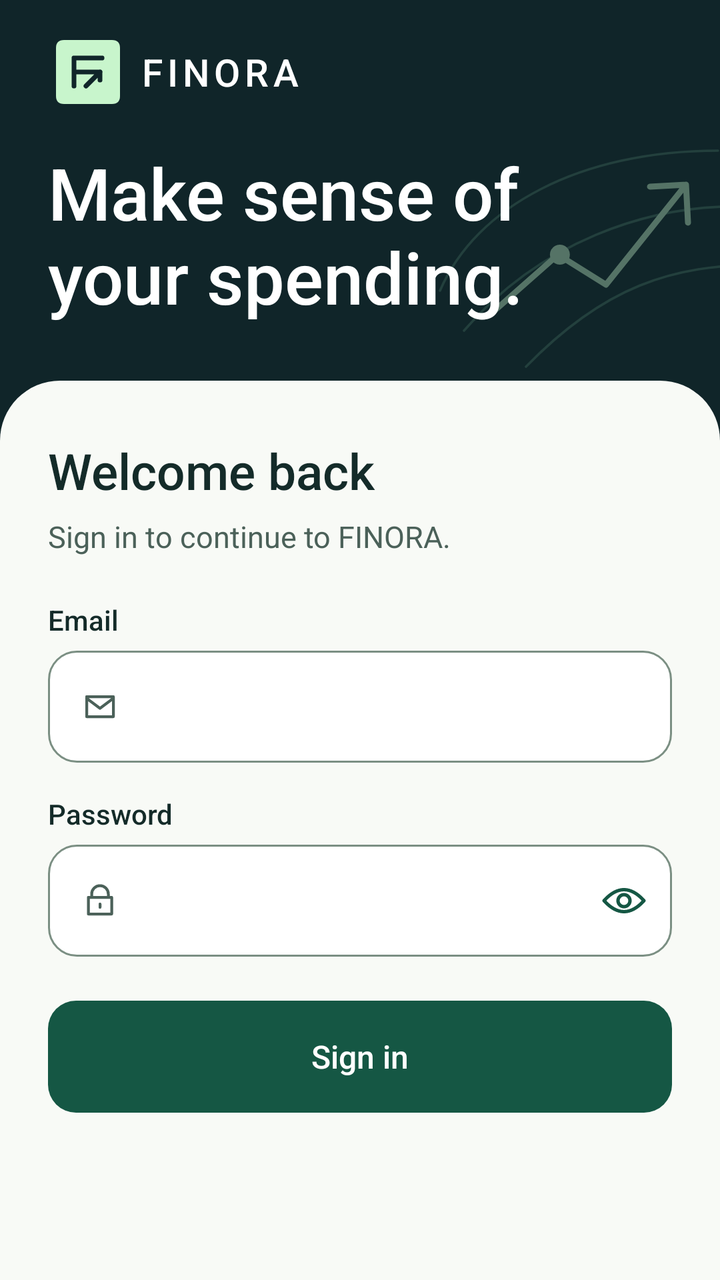
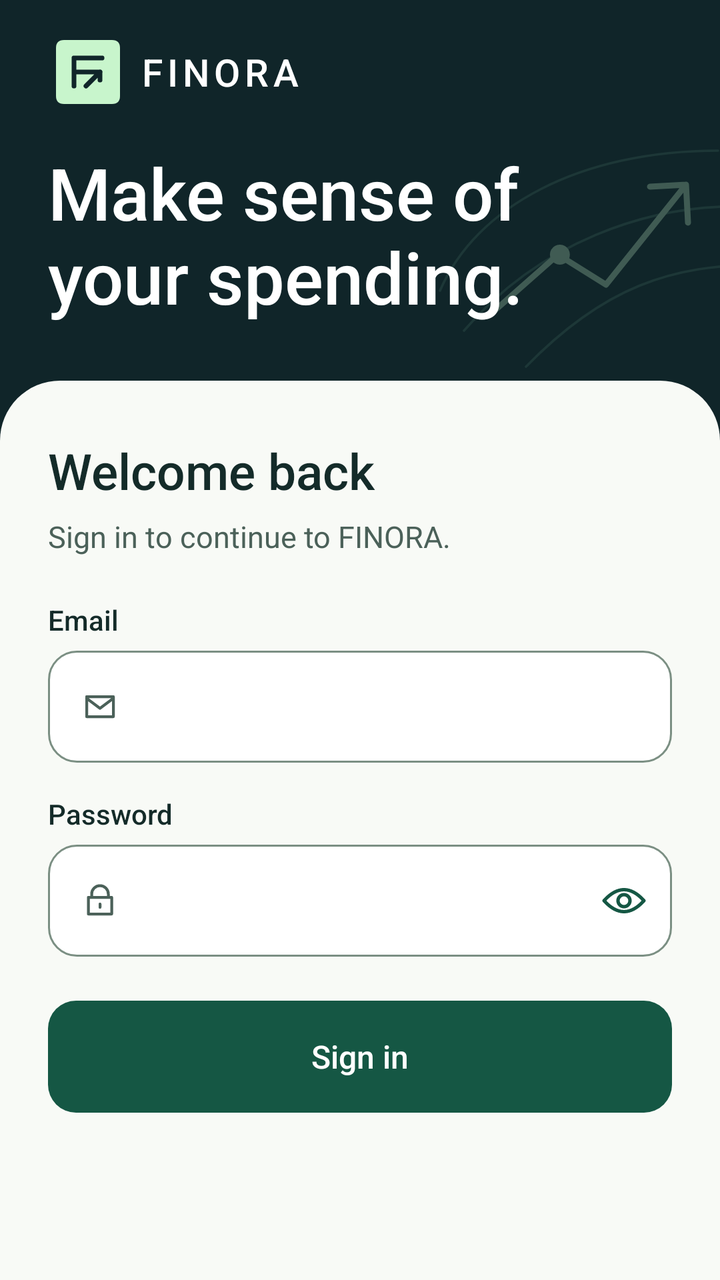

Before-and-after screenshots of an Android layout around one commit, followed by the original layout XML and the change that was made.
<!-- AndroidManifest.xml: application theme Theme.Finora -->
<!-- res/layout/activity_login.xml -->
<ScrollView xmlns:android="http://schemas.android.com/apk/res/android"
    android:id="@+id/login_root"
    android:layout_width="match_parent"
    android:layout_height="match_parent"
    android:fillViewport="true"
    android:scrollbars="none">

    <LinearLayout
        android:layout_width="match_parent"
        android:layout_height="wrap_content"
        android:focusableInTouchMode="true"
        android:orientation="vertical">

        <FrameLayout
            android:layout_width="match_parent"
            android:layout_height="wrap_content">

            <ImageView
                android:layout_width="@dimen/finora_art_size"
                android:layout_height="@dimen/finora_art_size"
                android:layout_gravity="end|bottom"
                android:importantForAccessibility="no"
                android:alpha="0.38"
                android:src="@drawable/finora_orbit" />

            <LinearLayout
                android:layout_width="match_parent"
                android:layout_height="wrap_content"
                android:orientation="vertical"
                android:paddingStart="@dimen/finora_outer_margin"
                android:paddingTop="@dimen/finora_space_m"
                android:paddingEnd="@dimen/finora_outer_margin"
                android:paddingBottom="@dimen/finora_space_xl">

                <TextView
                    style="@style/FinoraText.Wordmark"
                    android:layout_width="match_parent"
                    android:layout_height="wrap_content"
                    android:drawableStart="@drawable/finora_mark"
                    android:drawablePadding="@dimen/finora_space_xs"
                    android:gravity="center_vertical"
                    android:text="@string/app_name" />

                <TextView
                    style="@style/FinoraText.Display"
                    android:layout_width="match_parent"
                    android:layout_height="wrap_content"
                    android:layout_marginTop="@dimen/finora_space_m"
                    android:text="@string/login_brand_headline" />
            </LinearLayout>
        </FrameLayout>

        <LinearLayout
            android:id="@+id/login_sheet"
            android:layout_width="match_parent"
            android:layout_height="0dp"
            android:layout_weight="1"
            android:background="@drawable/finora_sheet"
            android:orientation="vertical"
            android:paddingStart="@dimen/finora_outer_margin"
            android:paddingTop="@dimen/finora_space_xl"
            android:paddingEnd="@dimen/finora_outer_margin"
            android:paddingBottom="@dimen/finora_space_xl">

            <TextView
                android:id="@+id/login_heading"
                style="@style/FinoraText.Heading"
                android:layout_width="match_parent"
                android:layout_height="wrap_content"
                android:text="@string/login_heading" />

            <TextView
                style="@style/FinoraText.Body"
                android:layout_width="match_parent"
                android:layout_height="wrap_content"
                android:layout_marginTop="@dimen/finora_space_xs"
                android:text="@string/login_support" />

            <TextView
                style="@style/FinoraText.Label"
                android:layout_width="match_parent"
                android:layout_height="wrap_content"
                android:layout_marginTop="@dimen/finora_space_l"
                android:labelFor="@+id/email"
                android:text="@string/email" />

            <LinearLayout
                android:id="@+id/email_field"
                android:layout_width="match_parent"
                android:layout_height="wrap_content"
                android:layout_marginTop="@dimen/finora_space_xs"
                android:background="@drawable/finora_field"
                android:gravity="center_vertical"
                android:orientation="horizontal">

                <ImageView
                    android:layout_width="@dimen/finora_icon"
                    android:layout_height="@dimen/finora_icon"
                    android:layout_marginStart="@dimen/finora_space_m"
                    android:importantForAccessibility="no"
                    android:src="@drawable/finora_ic_mail" />

                <EditText
                    android:id="@id/email"
                    style="@style/FinoraInput"
                    android:layout_width="0dp"
                    android:layout_height="wrap_content"
                    android:layout_weight="1"
                    android:autofillHints="username"
                    android:imeOptions="actionNext"
                    android:inputType="textEmailAddress"
                    android:nextFocusForward="@+id/password" />
            </LinearLayout>

            <TextView
                android:id="@+id/email_error"
                style="@style/FinoraText.FieldError"
                android:layout_width="match_parent"
                android:layout_height="wrap_content"
                android:accessibilityLiveRegion="polite"
                android:visibility="gone" />

            <TextView
                style="@style/FinoraText.Label"
                android:layout_width="match_parent"
                android:layout_height="wrap_content"
                android:layout_marginTop="@dimen/finora_space_m"
                android:labelFor="@id/password"
                android:text="@string/password" />

            <LinearLayout
                android:id="@+id/password_field"
                android:layout_width="match_parent"
                android:layout_height="wrap_content"
                android:layout_marginTop="@dimen/finora_space_xs"
                android:background="@drawable/finora_field"
                android:gravity="center_vertical"
                android:orientation="horizontal">

                <ImageView
                    android:layout_width="@dimen/finora_icon"
                    android:layout_height="@dimen/finora_icon"
                    android:layout_marginStart="@dimen/finora_space_m"
                    android:importantForAccessibility="no"
                    android:src="@drawable/finora_ic_lock" />

                <EditText
                    android:id="@id/password"
                    style="@style/FinoraInput"
                    android:layout_width="0dp"
                    android:layout_height="wrap_content"
                    android:layout_weight="1"
                    android:autofillHints="password"
                    android:imeOptions="actionDone|flagNoPersonalizedLearning"
                    android:inputType="textPassword"
                    android:saveEnabled="false" />

                <ImageButton
                    android:id="@+id/password_visibility"
                    style="@style/FinoraButton.Secondary"
                    android:layout_width="@dimen/finora_touch"
                    android:layout_height="@dimen/finora_touch"
                    android:minHeight="@dimen/finora_touch"
                    android:padding="0dp"
                    android:tint="@color/finora_secondary_text"
                    android:contentDescription="@string/login_show_password"
                    android:src="@drawable/finora_ic_eye" />
            </LinearLayout>

            <TextView
                android:id="@+id/password_error"
                style="@style/FinoraText.FieldError"
                android:layout_width="match_parent"
                android:layout_height="wrap_content"
                android:accessibilityLiveRegion="polite"
                android:visibility="gone" />

            <Button
                android:id="@+id/sign_in"
                style="@style/FinoraButton.Primary"
                android:layout_width="match_parent"
                android:layout_height="wrap_content"
                android:layout_marginTop="@dimen/finora_space_l"
                android:text="@string/sign_in" />

            <include android:id="@+id/login_feedback" layout="@layout/view_state" />
        </LinearLayout>
    </LinearLayout>
</ScrollView>
<!-- res/layout/view_state.xml (included above) -->
<LinearLayout xmlns:android="http://schemas.android.com/apk/res/android"
    android:layout_width="match_parent"
    android:layout_height="wrap_content"
    android:layout_marginTop="@dimen/finora_space_s"
    android:gravity="center_vertical"
    android:orientation="horizontal"
    android:padding="@dimen/finora_space_s"
    android:visibility="gone">

    <ProgressBar
        android:id="@+id/state_progress"
        style="?android:attr/progressBarStyleSmall"
        android:layout_width="@dimen/finora_icon"
        android:layout_height="@dimen/finora_icon"
        android:layout_marginEnd="@dimen/finora_space_s"
        android:importantForAccessibility="no"
        android:indeterminateTint="@color/finora_green"
        android:visibility="gone" />

    <ImageView
        android:id="@+id/state_icon"
        android:layout_width="@dimen/finora_icon"
        android:layout_height="@dimen/finora_icon"
        android:layout_marginEnd="@dimen/finora_space_s"
        android:importantForAccessibility="no"
        android:visibility="gone" />

    <TextView
        android:id="@+id/state_message"
        style="@style/FinoraText.Body"
        android:layout_width="0dp"
        android:layout_height="wrap_content"
        android:layout_weight="1"
        android:accessibilityLiveRegion="polite" />
</LinearLayout>
<!-- resources referenced by this layout -->
<resources>
  <color name="finora_green">#155744</color>
  <dimen name="finora_art_size">152dp</dimen>
  <dimen name="finora_icon">20dp</dimen>
  <dimen name="finora_outer_margin">24dp</dimen>
  <dimen name="finora_space_l">22dp</dimen>
  <dimen name="finora_space_m">16dp</dimen>
  <dimen name="finora_space_s">12dp</dimen>
  <dimen name="finora_space_xl">28dp</dimen>
  <dimen name="finora_space_xs">6dp</dimen>
  <dimen name="finora_touch">48dp</dimen>
  <!-- drawable finora_sheet (drawable) -->
  <shape xmlns:android="http://schemas.android.com/apk/res/android">
      <solid android:color="@color/finora_surface" />
      <corners android:topLeftRadius="@dimen/finora_sheet_radius"
          android:topRightRadius="@dimen/finora_sheet_radius" />
  </shape>
  <string name="app_name">FINORA</string>
  <string name="email">Email</string>
  <string name="login_brand_headline">Make sense of\nyour spending.</string>
  <string name="login_heading">Welcome back</string>
  <string name="login_show_password">Show password</string>
  <string name="login_support">Sign in to continue to FINORA.</string>
  <string name="password">Password</string>
  <string name="sign_in">Sign in</string>
  <style name="FinoraButton.Primary">
          <item name="android:background">@drawable/finora_button_primary</item>
          <item name="android:textColor">@color/finora_primary_text</item>
      </style>
  <style name="FinoraButton.Secondary">
          <item name="android:background">@drawable/finora_button_secondary</item>
          <item name="android:textColor">@color/finora_secondary_text</item>
      </style>
  <style name="FinoraText.Body">
          <item name="android:textSize">15sp</item>
          <item name="android:textColor">@color/finora_muted</item>
      </style>
  <style name="FinoraText.Display">
          <item name="android:textColor">@color/finora_on_navy</item>
          <item name="android:textSize">36sp</item>
          <item name="android:fontFamily">sans-serif-medium</item>
      </style>
  <style name="FinoraText.FieldError" parent="FinoraText.Caption">
          <item name="android:paddingTop">@dimen/finora_space_xs</item>
          <item name="android:textColor">@color/finora_error</item>
      </style>
  <style name="FinoraText.Heading">
          <item name="android:textSize">25sp</item>
          <item name="android:fontFamily">sans-serif-medium</item>
      </style>
  <style name="FinoraText.Label">
          <item name="android:textSize">14sp</item>
          <item name="android:fontFamily">sans-serif-medium</item>
      </style>
  <style name="FinoraText.Wordmark">
          <item name="android:textColor">@color/finora_on_navy</item>
          <item name="android:textSize">19sp</item>
          <item name="android:fontFamily">sans-serif-medium</item>
          <item name="android:letterSpacing">0.12</item>
      </style>
  <color name="finora_field">#FFFFFF</color>
  <dimen name="finora_control_radius">14dp</dimen>
  <dimen name="finora_focus_width">2dp</dimen>
  <color name="finora_error">#982C30</color>
  <color name="finora_focus">#247755</color>
  <dimen name="finora_outline_width">1dp</dimen>
  <color name="finora_outline">#7B8F83</color>
  <color name="finora_muted">#4B6159</color>
  <color name="finora_mint">#C8F5CC</color>
  <color name="finora_navy">#102529</color>
  <color name="finora_navy_line">#436D60</color>
  <color name="finora_surface">#F8FAF6</color>
  <dimen name="finora_sheet_radius">30dp</dimen>
  <dimen name="finora_control_height">56dp</dimen>
  <color name="finora_ink">#142B29</color>
  <color name="finora_on_navy">#FFFFFF</color>
  <style name="FinoraText.Caption">
          <item name="android:textSize">13sp</item>
          <item name="android:textColor">@color/finora_muted</item>
      </style>
  <color name="finora_disabled">#DFE9E1</color>
  <color name="finora_pressed">#104536</color>
  <color name="finora_success_surface">#E1F2E5</color>
  <!-- unchanged entries left out for length: 10 -->
</resources>

<!-- the commit's change to res/layout/activity_login.xml (unified diff, before → after) -->
@@ -16,14 +16,16 @@
             android:layout_height="wrap_content">
 
             <ImageView
+                android:id="@+id/login_brand_art"
                 android:layout_width="@dimen/finora_art_size"
                 android:layout_height="@dimen/finora_art_size"
                 android:layout_gravity="end|bottom"
                 android:importantForAccessibility="no"
-                android:alpha="0.38"
+                android:alpha="0.26"
                 android:src="@drawable/finora_orbit" />
 
             <LinearLayout
+                android:id="@+id/login_brand_content"
                 android:layout_width="match_parent"
                 android:layout_height="wrap_content"
                 android:orientation="vertical"
@@ -42,6 +44,7 @@
                     android:text="@string/app_name" />
 
                 <TextView
+                    android:id="@+id/login_brand_headline"
                     style="@style/FinoraText.Display"
                     android:layout_width="match_parent"
                     android:layout_height="wrap_content"
